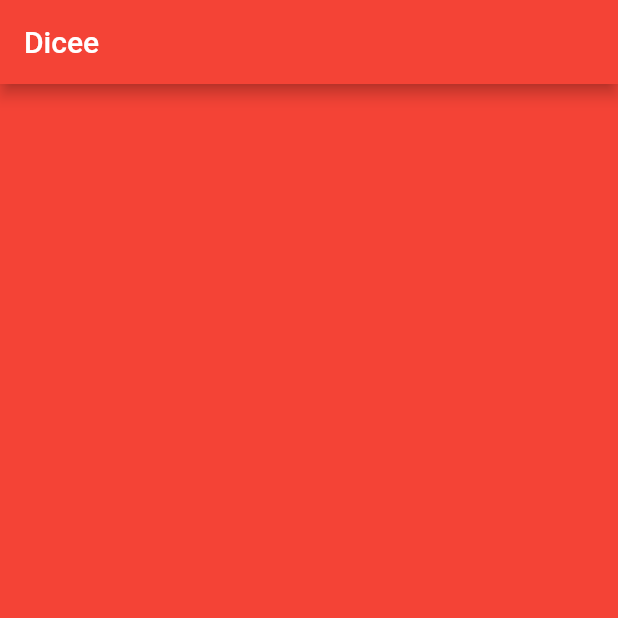
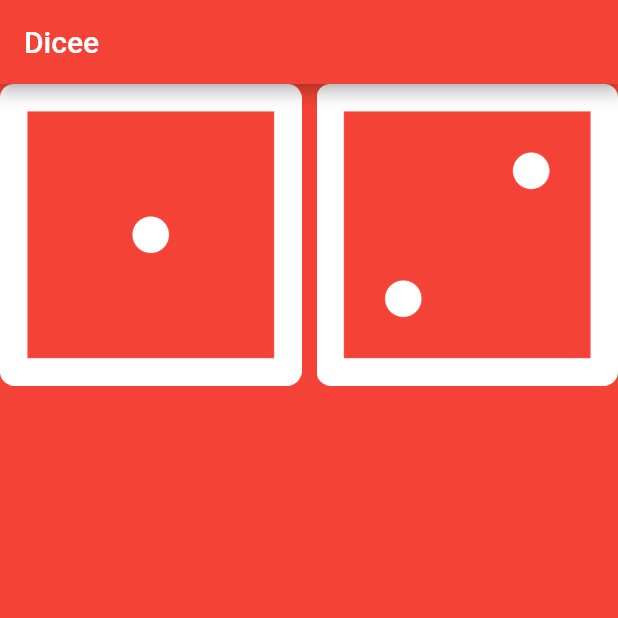
Before and after one commit to victorcabeceira/flutter-bootcamp, a Flutter app: the screen it shows after launch, on a phone screen of 412 x 824 dp, the top half of it. Run offline on Flutter 3.47's test engine with Material 2 defaults, Android fonts, the phone set to English and light mode, and no system bars.

Commit message:
55: Adding Expanded to fit dices in a row

```diff
--- a/dicee/lib/main.dart
+++ b/dicee/lib/main.dart
@@ -18,6 +18,16 @@ void main() {
 class DicePage extends StatelessWidget {
   @override
   Widget build(BuildContext context) {
-    return Container();
+    return Row(
+      children: <Widget>[
+        Expanded(
+          child: Image.asset('images/dice1.png'),
+        ),
+        SizedBox(width: 10),
+        Expanded(
+          child: Image.asset('images/dice2.png'),
+        ),
+      ],
+    );
   }
 }
```
